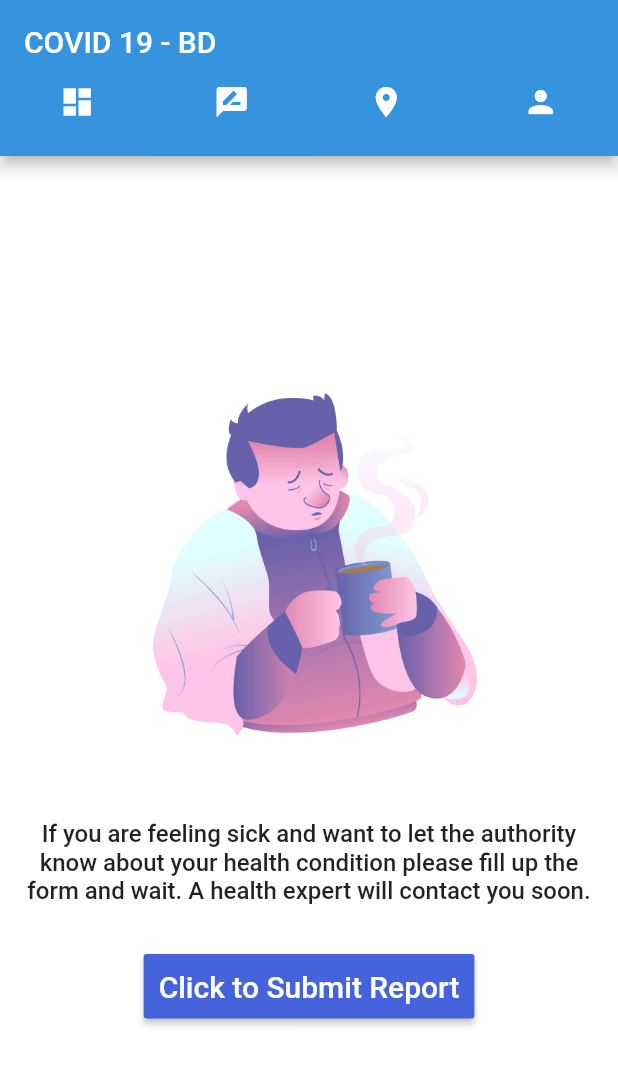
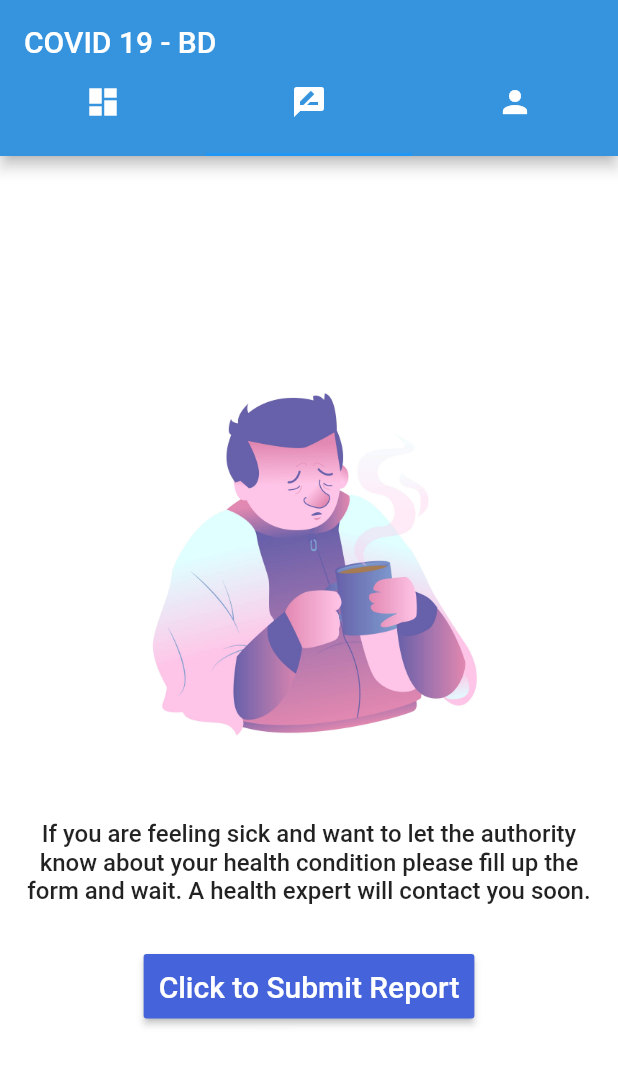
Before and after one commit to momshaddinury/COVID-Tracker-BD, a Flutter app: the screen it shows after launch, tab 2 chosen, on a phone screen of 412 x 824 dp. Shown: the top 1065 px of the screen. Run offline on Flutter 3.47's test engine with Material 2 defaults, Android fonts, the phone set to English and light mode, and no system bars; drawn by our look-alikes of auto_size_text; our stand-ins replace data_connection_checker, firebase_auth, firebase_crashlytics, flutter_bloc, flutter_form_builder, flutter_spinkit and 4 more; accounts and stored records are empty; network calls fail; Roboto replaces fonts that are missing (Quicksand).

Commit message:
Fixed dashboard issue

```diff
--- a/lib/screens/tabs/home/api_service.dart
+++ b/lib/screens/tabs/home/api_service.dart
@@ -7,6 +7,7 @@ class ApiService {
   Future<Response> getCovidData(String param) async {
     try {
       final result = http.get(BASE_URL + "$param");
+      print(result);
       return result;
     } catch (e) {
       print("Error :${e.toString()}");
--- a/lib/screens/tabs/home/bloc/bloc.dart
+++ b/lib/screens/tabs/home/bloc/bloc.dart
@@ -24,6 +24,7 @@ class CovidBloc extends Bloc<CovidEvent, CovidState> {
         final result = repository.getCovidBdData(event.param);
         var results = await Future.wait([result1, result]);
         print("size response :${results.length}");
+        print(results);
         if (results[0].statusCode != 200) throw Exception();
         AllData allData = allDataFromJson(results[0].body);
         if (results[1].statusCode != 200) throw Exception();
--- a/lib/screens/tabs/home/bloc/state.dart
+++ b/lib/screens/tabs/home/bloc/state.dart
@@ -18,6 +18,5 @@ class CovidAllState extends CovidState {}
 
 class CovidErrorState extends CovidState {
   final error;
-
   CovidErrorState({this.error});
 }
--- a/lib/screens/tabs/home/model/covid_bd_model.dart
+++ b/lib/screens/tabs/home/model/covid_bd_model.dart
@@ -14,7 +14,7 @@ class CovidBdData {
   int recovered;
   int active;
   int critical;
-  int casesPerOneMillion;
+  double casesPerOneMillion;
 
   CovidBdData({
     this.country,
--- a/lib/screens/tabs/home/my_home_page.dart
+++ b/lib/screens/tabs/home/my_home_page.dart
@@ -36,7 +36,7 @@ class _MyHomePageState extends State<MyHomePage> {
   @override
   Widget build(BuildContext context) {
     return DefaultTabController(
-      length: 4,
+      length: 3,
       child: Scaffold(
         appBar: AppBar(
           flexibleSpace: Container(
@@ -81,7 +81,7 @@ class _MyHomePageState extends State<MyHomePage> {
                   ],
                 ),
               ),
-              Tab(
+              /*Tab(
                 child: Column(
                   crossAxisAlignment: CrossAxisAlignment.center,
                   children: <Widget>[
@@ -92,7 +92,7 @@ class _MyHomePageState extends State<MyHomePage> {
                     //ResizableTextWidget(title: "Location")
                   ],
                 ),
-              ),
+              ),*/
               Tab(
                 child: Column(
                   crossAxisAlignment: CrossAxisAlignment.center,
@@ -121,7 +121,7 @@ class _MyHomePageState extends State<MyHomePage> {
                     children: <Widget>[
                       Dashboard(state),
                       SurveyPage(),
-                      Location(),
+                      //Location(),
                       DeveloperStory(),
                     ],
                   );
@@ -323,16 +323,18 @@ class _MyHomePageState extends State<MyHomePage> {
       return Container();
     }
     else if (state is CovidErrorState) {
+      print(state.error.toString());
       return Align(
           alignment: Alignment.center,
           child: Container(
             child: Column(
+              mainAxisAlignment: MainAxisAlignment.center,
               children: <Widget>[
                 SpinKitPulse(
                   color: Colors.blueAccent,
                   size: 60.0,
                 ),
-                Text("Something is Wrong, Check your Data Connection."),
+                Text("Unavailabe in the moment, Check Later"),
               ],
             ),
           ));
--- a/lib/screens/tabs/survey/formSubmissionPage.dart
+++ b/lib/screens/tabs/survey/formSubmissionPage.dart
@@ -23,6 +23,9 @@ class _LogInToSubmitState extends State<LogInToSubmit> {
 
     if (user == null) {
       return LoggedOut();
+      /*Navigator.push(context, MaterialPageRoute(
+          builder: (context) => LoggedOut()
+      ));*/
     } else {
       return Scaffold(
         body: Container(
```
